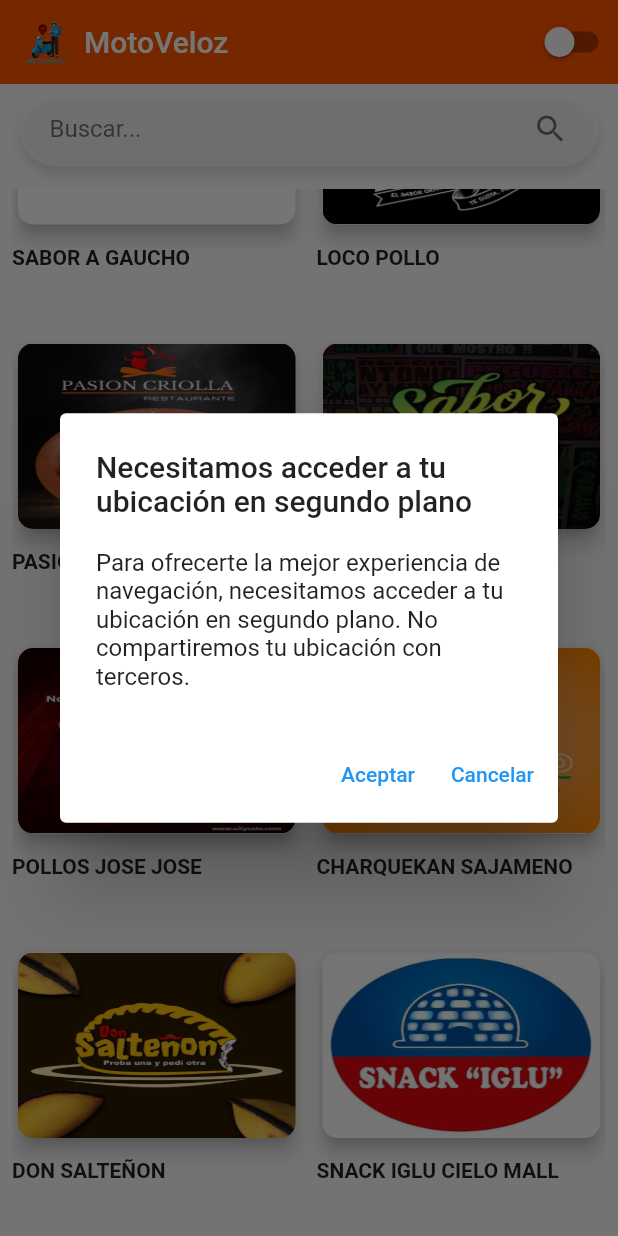
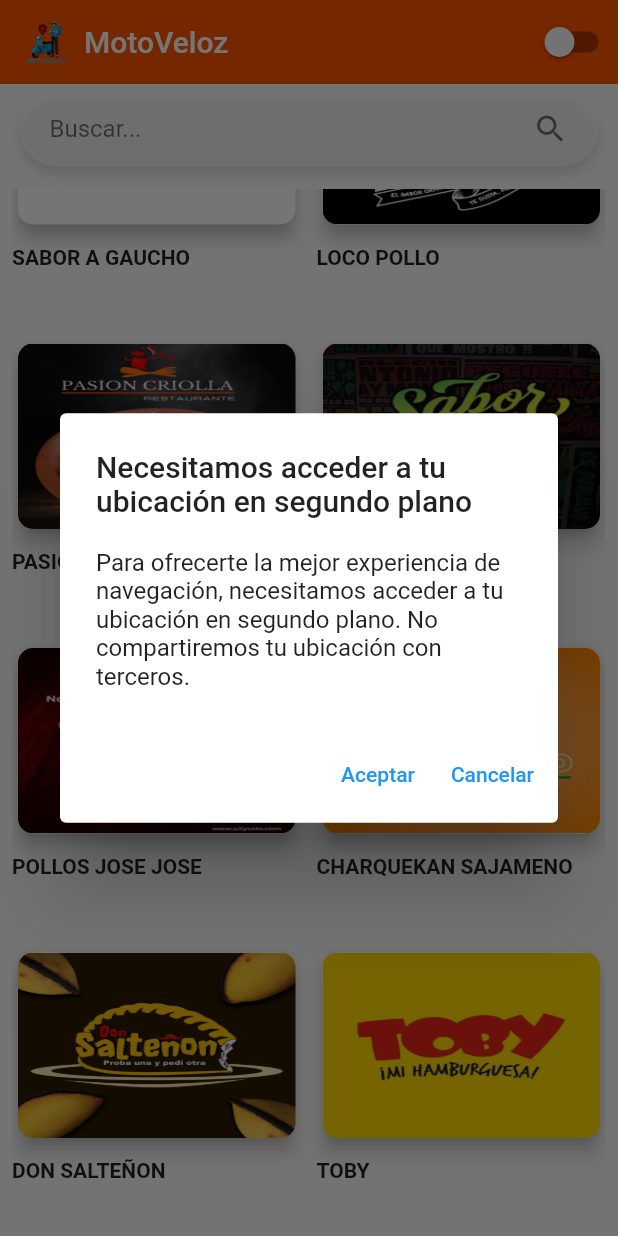
Before and after one commit to LarzlRael/motoveloz.app, a Flutter app: the screen it shows after launch, scrolled down 1525 dp, on a phone screen of 412 x 824 dp. Run offline on Flutter 3.47's test engine with Material 2 defaults, Android fonts, the light colour scheme and no system bars; our stand-ins replace geolocator, permission_handler, shared_preferences, sqflite, webview_flutter; accounts and stored records are empty.

Commit message:
Se agrego los url faltantes de algunas tiendas, ademas de toby hamburguesa

```diff
--- a/lib/data/shop_data.dart
+++ b/lib/data/shop_data.dart
@@ -31,7 +31,7 @@
     shopDescription: '',
     shopAddress: '',
     shopPhone: '',
-    goToUrl: 'https://michelline.ola.click/products',
+    goToUrl: 'https://nikis.ola.click/products',
   ),
   ShopModel(
     imageAsset: 'assets/shops/michelline.jpeg',
@@ -87,7 +87,7 @@
     shopDescription: '',
     shopAddress: '',
     shopPhone: '',
-    goToUrl: 'https://www.google.com/',
+    goToUrl: 'https://salchisalvaje-alto.ola.click/products',
   ),
   ShopModel(
     imageAsset: 'assets/shops/mr_piza.jpeg',
@@ -95,7 +95,7 @@
     shopDescription: '',
     shopAddress: '',
     shopPhone: '',
-    goToUrl: 'https://www.google.com/',
+    goToUrl: 'https://mr-pizza.ola.click/products',
   ),
   ShopModel(
     imageAsset: 'assets/shops/elis_pizza.jpeg',
@@ -103,7 +103,7 @@
     shopDescription: '',
     shopAddress: '',
     shopPhone: '',
-    goToUrl: 'https://www.google.com/',
+    goToUrl: 'https://pizzas-elis.ola.click/products',
   ),
   ShopModel(
     imageAsset: 'assets/shops/fricarriel.jpeg',
@@ -111,7 +111,7 @@
     shopDescription: '',
     shopAddress: '',
     shopPhone: '',
-    goToUrl: 'https://www.google.com/',
+    goToUrl: 'https://fricarriel.ola.click/products',
   ),
   ShopModel(
     imageAsset: 'assets/shops/sabor_a_gaucho.jpeg',
@@ -170,12 +170,12 @@
     goToUrl: 'https://don-saltenon.ola.click/products',
   ),
   ShopModel(
-    imageAsset: 'assets/shops/snack_iglu.jpeg',
-    shopName: 'Snack Iglu Cielo Mall',
+    imageAsset: 'assets/shops/toby_hamburguesa.jpeg',
+    shopName: 'Toby',
     shopDescription: '',
     shopAddress: '',
     shopPhone: '',
-    goToUrl: 'https://snack-iglu-cielo-mall.ola.click/products',
+    goToUrl: 'https://toby.ola.click/products',
   ),
 ];
 
```
Also changed, not shown: lib/pages/web_view_page.dart (+35 -3 lines), assets/shops/toby_hamburguesa.jpeg (added).
